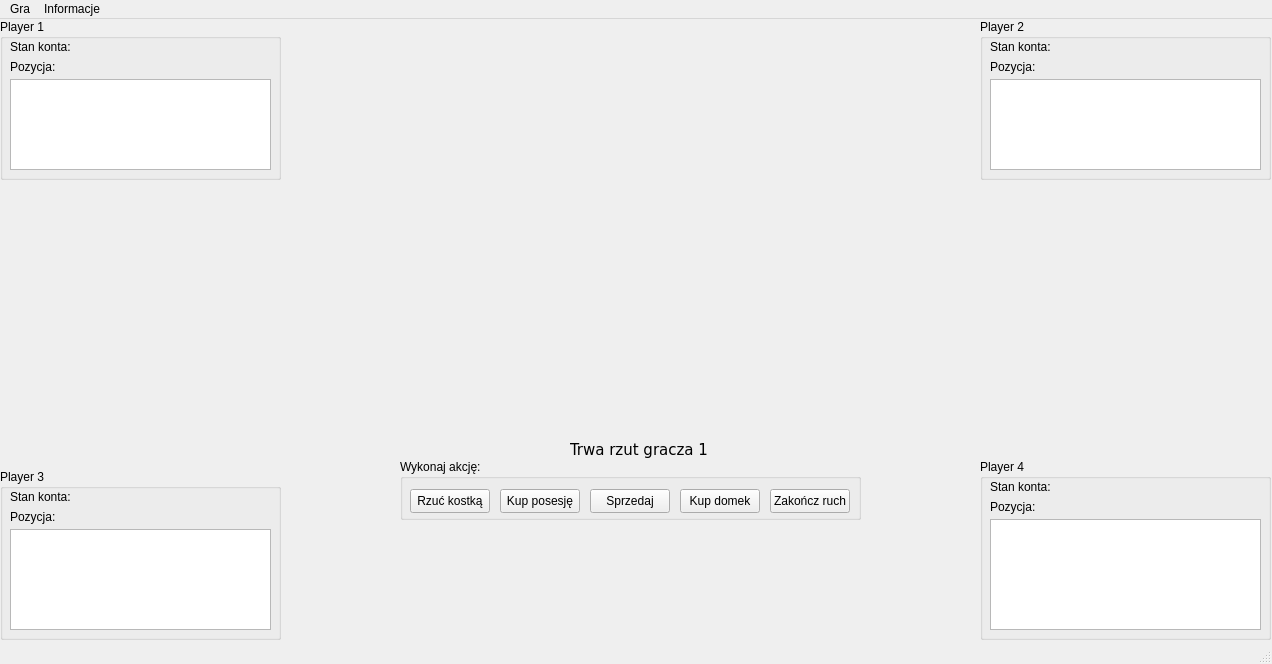
Above: mainwindow.ui from piterbx/naukopoly before the change. Below: the same form after it.
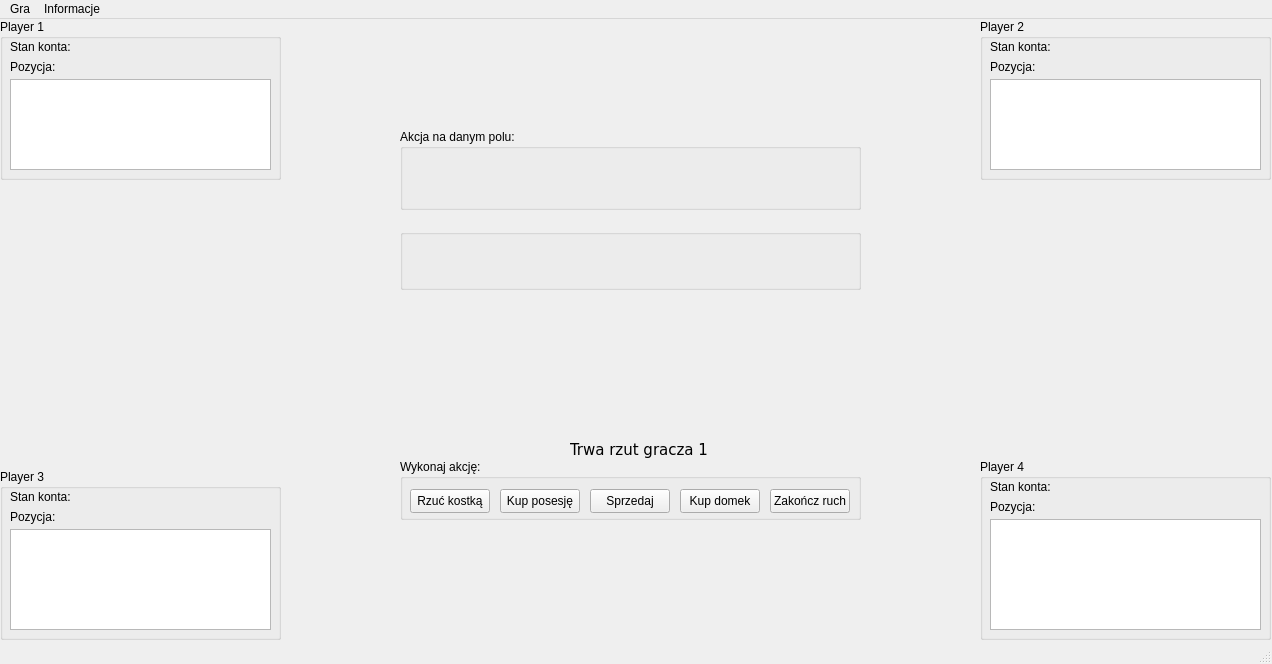
That is the form after the change. Icons and pictures are not drawn.

Commit message: added new board, added icon, changed title of window, some changes in layout (ui)

The edit to the form file:
```diff
--- a/mainwindow.ui
+++ b/mainwindow.ui
@@ -360,23 +360,6 @@
      </property>
     </widget>
    </widget>
-   <widget class="QLabel" name="labelNotification">
-    <property name="geometry">
-     <rect>
-      <x>530</x>
-      <y>300</y>
-      <width>341</width>
-      <height>81</height>
-     </rect>
-    </property>
-    <property name="styleSheet">
-     <string notr="true">text-align: center;
-font: 9pt &quot;Verdana&quot;;</string>
-    </property>
-    <property name="text">
-     <string>&lt;html&gt;&lt;head/&gt;&lt;body&gt;&lt;p align=&quot;center&quot;&gt;&lt;br/&gt;&lt;/p&gt;&lt;/body&gt;&lt;/html&gt;</string>
-    </property>
-   </widget>
    <widget class="QLabel" name="labelBoardImg">
     <property name="geometry">
      <rect>
@@ -459,6 +442,66 @@
      <string/>
     </property>
    </widget>
+   <widget class="QGroupBox" name="groupBox">
+    <property name="geometry">
+     <rect>
+      <x>400</x>
+      <y>210</y>
+      <width>461</width>
+      <height>61</height>
+     </rect>
+    </property>
+    <property name="title">
+     <string/>
+    </property>
+    <widget class="QLabel" name="labelNotification">
+     <property name="geometry">
+      <rect>
+       <x>40</x>
+       <y>10</y>
+       <width>371</width>
+       <height>41</height>
+      </rect>
+     </property>
+     <property name="styleSheet">
+      <string notr="true">text-align: center !IMPORTANT;
+font: 9pt &quot;Verdana&quot;;</string>
+     </property>
+     <property name="text">
+      <string>&lt;html&gt;&lt;head/&gt;&lt;body&gt;&lt;p align=&quot;center&quot;&gt;&lt;br/&gt;&lt;/p&gt;&lt;/body&gt;&lt;/html&gt;</string>
+     </property>
+    </widget>
+   </widget>
+   <widget class="QGroupBox" name="groupBox2">
+    <property name="geometry">
+     <rect>
+      <x>400</x>
+      <y>110</y>
+      <width>461</width>
+      <height>81</height>
+     </rect>
+    </property>
+    <property name="title">
+     <string>Akcja na danym polu:</string>
+    </property>
+    <widget class="QLabel" name="labelFieldnfo">
+     <property name="geometry">
+      <rect>
+       <x>40</x>
+       <y>30</y>
+       <width>371</width>
+       <height>41</height>
+      </rect>
+     </property>
+     <property name="styleSheet">
+      <string notr="true">text-align: center;
+font: 9pt &quot;Verdana&quot;;</string>
+     </property>
+     <property name="text">
+      <string>&lt;html&gt;&lt;head/&gt;&lt;body&gt;&lt;p align=&quot;center&quot;&gt;&lt;br/&gt;&lt;/p&gt;&lt;/body&gt;&lt;/html&gt;</string>
+     </property>
+    </widget>
+   </widget>
    <zorder>labelBoardImg</zorder>
    <zorder>groupBoxPlayer1</zorder>
    <zorder>groupBoxMenu</zorder>
```
Left out of the diff: 30 changed lines with no effect on the pictures. The commit also changes 7 other files.
